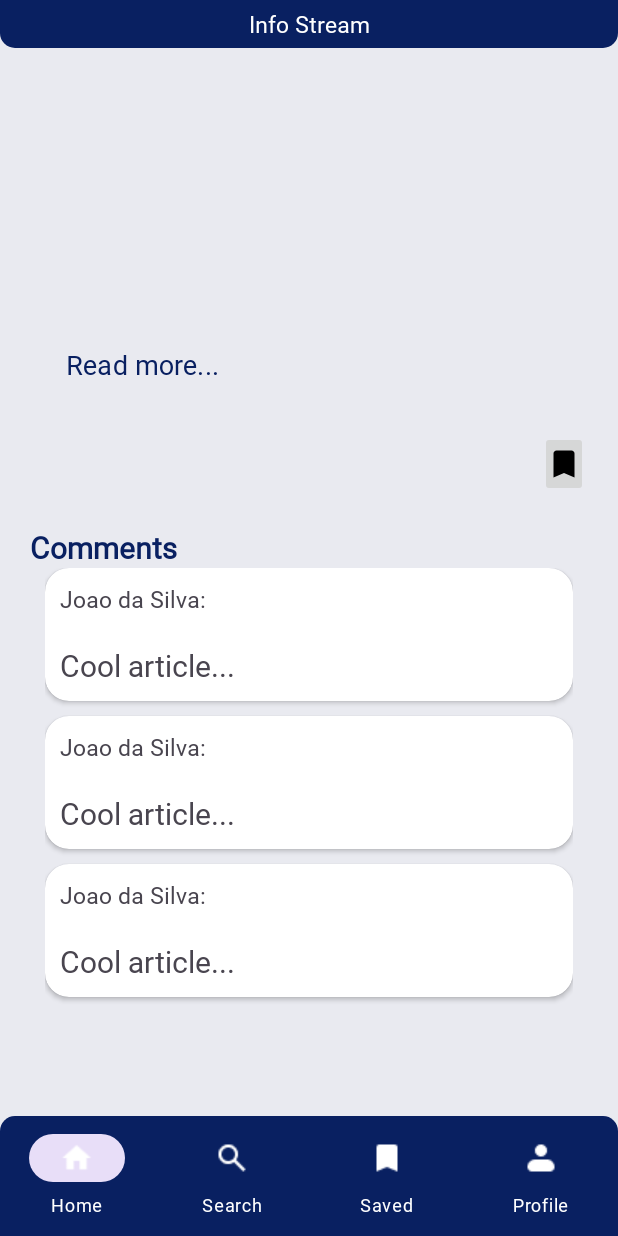
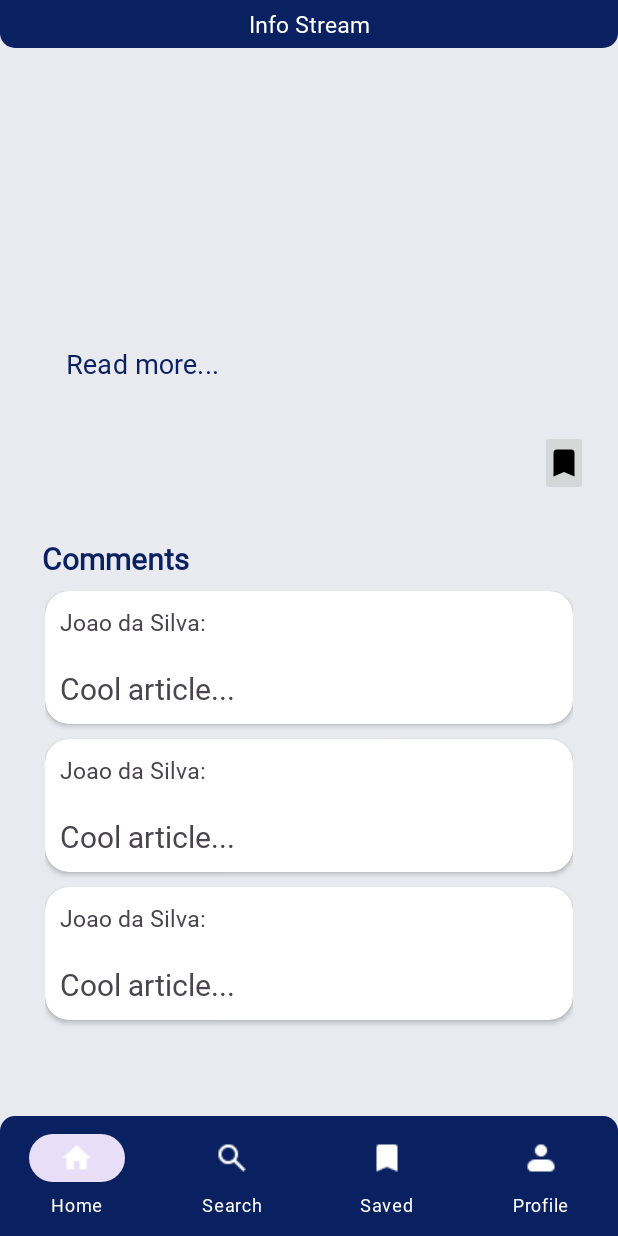
Before and after one commit to Android-Final-Project/android_news_app, an Android app: the layout activity_article.xml on its own in the app's theme, with its tools: preview values and no code run, on a phone screen of 412 x 824 dp. Run offline under Robolectric (Android 15) with nearby library versions, the phone set to English and light mode, and no system bars.

Commit message:
Saved adjusts

```diff
--- a/MyApplication/app/src/main/res/layout/activity_article.xml
+++ b/MyApplication/app/src/main/res/layout/activity_article.xml
@@ -21,7 +21,9 @@
 
     <androidx.core.widget.NestedScrollView
         android:layout_width="match_parent"
-        android:layout_height="wrap_content" >
+        android:layout_height="match_parent"
+        android:layout_below="@id/app_title"
+        android:layout_above="@id/bottom_navigation" >
 
         <LinearLayout
             android:layout_width="match_parent"
@@ -96,6 +98,7 @@
                 android:layout_height="wrap_content"
                 android:text="Comments"
                 android:textSize="20sp"
+                android:padding="8sp"
                 android:textColor="@color/navy_blue"
                 android:textStyle="bold"
                 android:textAppearance="@font/inter"
--- a/MyApplication/app/src/main/res/layout/activity_saved.xml
+++ b/MyApplication/app/src/main/res/layout/activity_saved.xml
@@ -20,8 +20,9 @@
     <androidx.recyclerview.widget.RecyclerView
         android:id="@+id/saved_articles_recycler_view"
         android:layout_width="match_parent"
-        android:layout_height="match_parent"
+        android:layout_height="wrap_content"
         android:layout_below="@id/app_title"
+        android:layout_above="@id/bottom_navigation_saved"
         android:padding="8dp"/>
 
     <com.google.android.material.bottomnavigation.BottomNavigationView
```
